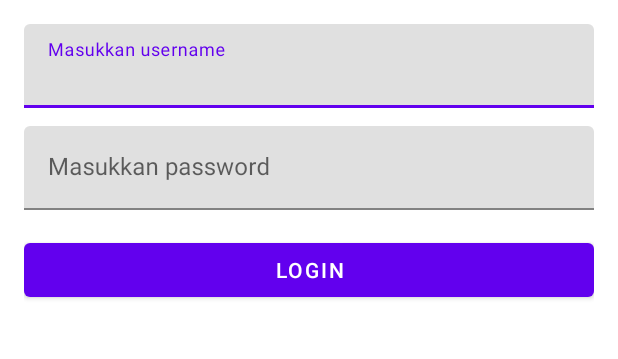
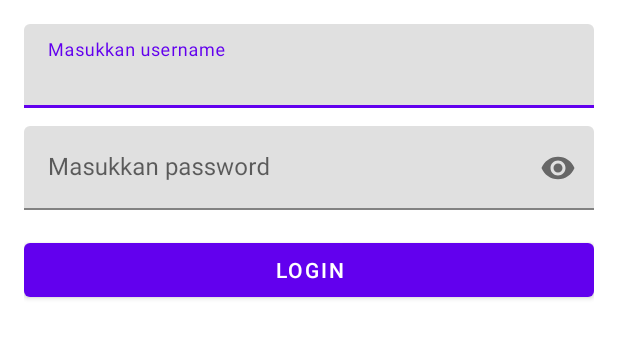
Before and after one commit to raanianur/Synrgy-Chapter-5, an Android app: the layout activity_login.xml on its own in the app's theme, with its tools: preview values and no code run, on a phone screen of 412 x 824 dp, the part 73-432 px from its top. Run offline under Robolectric (Android 15) with nearby library versions, the phone set to English and light mode, and no system bars.

Commit message:
feat: add inputType password to edit text in activity_login.xml

```diff
--- a/app/src/main/res/layout/activity_login.xml
+++ b/app/src/main/res/layout/activity_login.xml
@@ -1,8 +1,8 @@
 <?xml version="1.0" encoding="utf-8"?>
-<androidx.appcompat.widget.LinearLayoutCompat
-    xmlns:android="http://schemas.android.com/apk/res/android"
+<androidx.appcompat.widget.LinearLayoutCompat xmlns:android="http://schemas.android.com/apk/res/android"
     android:layout_width="match_parent"
     android:layout_height="match_parent"
+    xmlns:app="http://schemas.android.com/apk/res-auto"
     android:orientation="vertical"
     android:padding="16dp">
     <com.google.android.material.textview.MaterialTextView
@@ -24,13 +24,15 @@
     </com.google.android.material.textfield.TextInputLayout>
     <com.google.android.material.textfield.TextInputLayout
         android:layout_width="match_parent"
-        android:layout_height="wrap_content">
+        android:layout_height="wrap_content"
+        app:passwordToggleEnabled="true">
         <com.google.android.material.textfield.TextInputEditText
             android:id="@+id/et_password"
             android:layout_width="match_parent"
             android:layout_height="wrap_content"
             android:layout_marginTop="12dp"
-            android:hint="Masukkan password"/>
+            android:hint="Masukkan password"
+            android:inputType="textPassword"/>
     </com.google.android.material.textfield.TextInputLayout>
     <RelativeLayout
         android:layout_width="match_parent"
```
